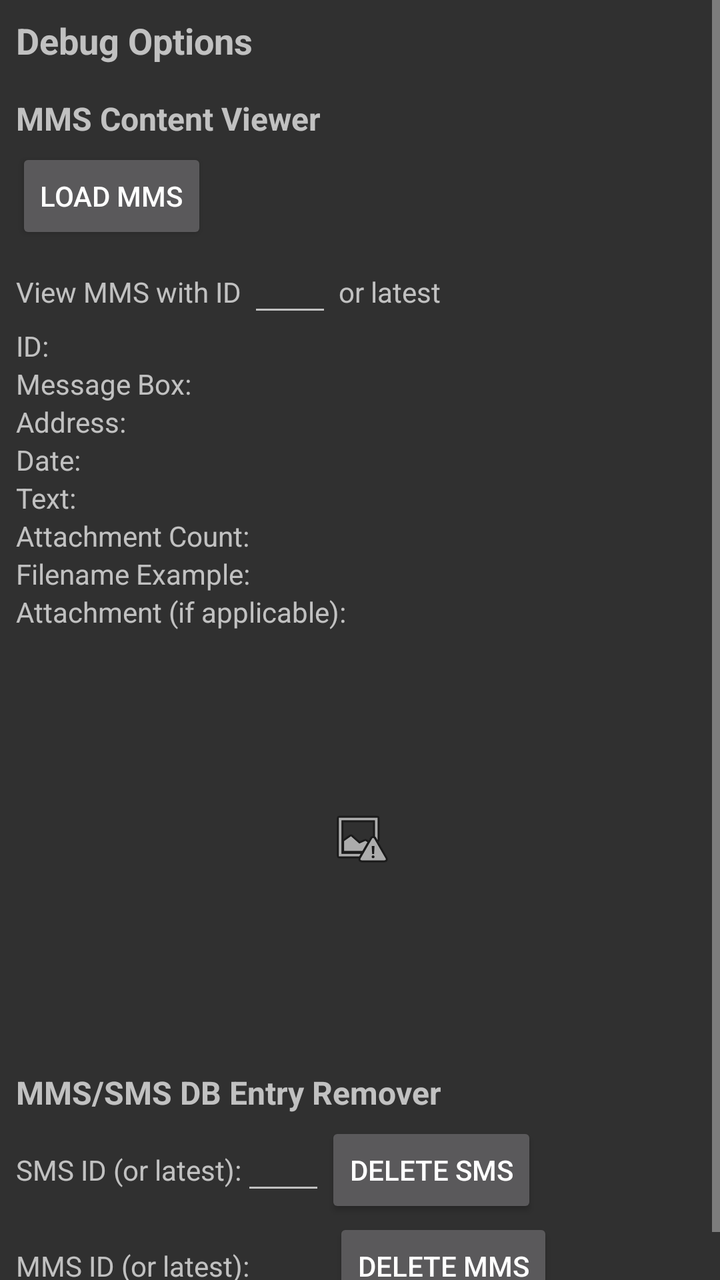
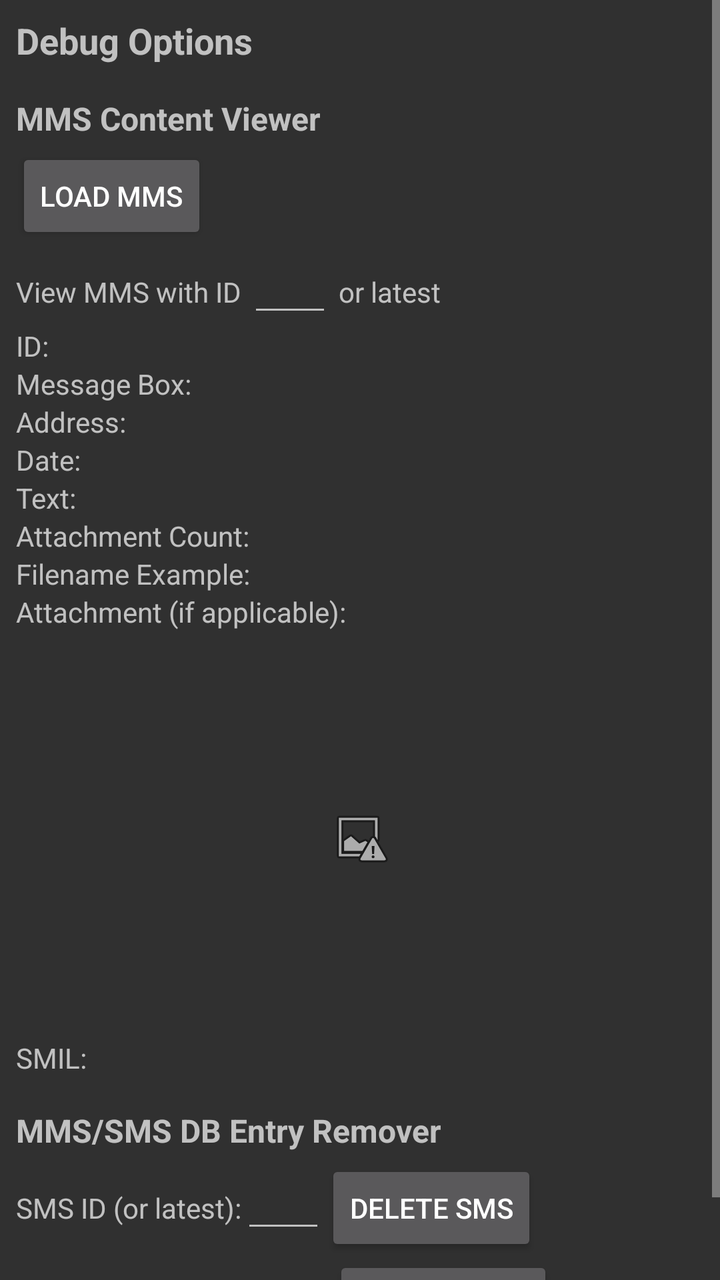

Two renders of the same Android screen: before a commit and after it. Below are the layout's source before the change and the commit's diff.
<!-- AndroidManifest.xml: application theme AppTheme -->
<!-- res/layout/activity_debug.xml -->
<?xml version="1.0" encoding="utf-8"?>
<LinearLayout xmlns:android="http://schemas.android.com/apk/res/android"
    android:layout_width="match_parent"
    android:layout_height="match_parent"
    android:orientation="vertical">

    <ScrollView
        android:layout_width="match_parent"
        android:layout_height="match_parent">

        <LinearLayout
            android:layout_width="match_parent"
            android:layout_height="match_parent"
            android:orientation="vertical"
            android:padding="8dp">

            <TextView
                android:layout_width="wrap_content"
                android:layout_height="wrap_content"
                android:text="Debug Options"
                android:textStyle="bold"
                android:textSize="18sp"/>

            <TextView
                android:layout_width="wrap_content"
                android:layout_height="wrap_content"
                android:text="MMS Content Viewer"
                android:textStyle="bold"
                android:textSize="16sp"
                android:layout_marginTop="16dp"
                android:layout_marginBottom="4dp"/>

            <Button
                android:id="@+id/loadMmsBtn"
                android:layout_width="wrap_content"
                android:layout_height="wrap_content"
                android:text="Load MMS"/>

            <android.support.v7.widget.LinearLayoutCompat
                android:layout_width="wrap_content"
                android:layout_height="wrap_content"
                android:orientation="horizontal">

                <TextView
                    android:layout_width="wrap_content"
                    android:layout_height="wrap_content"
                    android:text="View MMS with ID "
                    />

                <EditText
                    android:id="@+id/mmsIdIn"
                    android:layout_width="wrap_content"
                    android:layout_height="wrap_content"
                    android:ems="2"
                    android:inputType="number"/>

                <TextView
                    android:layout_width="wrap_content"
                    android:layout_height="wrap_content"
                    android:text=" or latest"/>

            </android.support.v7.widget.LinearLayoutCompat>

            <TextView
                android:id="@+id/mmsIdOut"
                android:layout_width="wrap_content"
                android:layout_height="wrap_content"
                android:text="ID: "/>

            <TextView
                android:id="@+id/mmsMsgboxOut"
                android:layout_width="wrap_content"
                android:layout_height="wrap_content"
                android:text="Message Box:"/>

            <TextView
                android:id="@+id/mmsAddressOut"
                android:layout_width="wrap_content"
                android:layout_height="wrap_content"
                android:text="Address: "/>

            <TextView
                android:id="@+id/mmsDateOut"
                android:layout_width="wrap_content"
                android:layout_height="wrap_content"
                android:text="Date: "/>

            <TextView
                android:id="@+id/mmsTextOut"
                android:layout_width="wrap_content"
                android:layout_height="wrap_content"
                android:text="Text: "/>

            <TextView
                android:id="@+id/mmsAtmntCountOut"
                android:layout_width="wrap_content"
                android:layout_height="wrap_content"
                android:text="Attachment Count: "/>

            <TextView
                android:id="@+id/mmsClOut"
                android:layout_width="wrap_content"
                android:layout_height="wrap_content"
                android:text="Filename Example: "/>

            <TextView
                android:layout_width="wrap_content"
                android:layout_height="wrap_content"
                android:text="Attachment (if applicable): "/>

            <ImageView
                android:id="@+id/mmsAtmntOut"
                android:layout_width="match_parent"
                android:layout_height="200dp"
                android:scaleType="centerInside"
                android:src="@android:drawable/ic_menu_report_image"
                android:layout_marginTop="4dp"/>

            <TextView
                android:layout_width="wrap_content"
                android:layout_height="wrap_content"
                android:text="MMS/SMS DB Entry Remover"
                android:textStyle="bold"
                android:textSize="16sp"
                android:layout_marginTop="16dp"
                android:layout_marginBottom="4dp"/>

            <android.support.v7.widget.LinearLayoutCompat
                android:layout_width="wrap_content"
                android:layout_height="wrap_content"
                android:orientation="horizontal">

                <TextView
                    android:layout_width="wrap_content"
                    android:layout_height="wrap_content"
                    android:text="SMS ID (or latest):"
                    />

                <EditText
                    android:id="@+id/delSmsIdIn"
                    android:layout_width="wrap_content"
                    android:layout_height="wrap_content"
                    android:ems="2"
                    android:inputType="number"/>

                <Button
                    android:id="@+id/deleteSmsBtn"
                    android:layout_width="wrap_content"
                    android:layout_height="wrap_content"
                    android:text="Delete SMS"/>

            </android.support.v7.widget.LinearLayoutCompat>

            <android.support.v7.widget.LinearLayoutCompat
                android:layout_width="wrap_content"
                android:layout_height="wrap_content"
                android:orientation="horizontal">

                <TextView
                    android:layout_width="wrap_content"
                    android:layout_height="wrap_content"
                    android:text="MMS ID (or latest):"
                    />

                <EditText
                    android:id="@+id/delMmsIdIn"
                    android:layout_width="wrap_content"
                    android:layout_height="wrap_content"
                    android:ems="2"
                    android:inputType="number"/>

                <Button
                    android:id="@+id/deleteMmsBtn"
                    android:layout_width="wrap_content"
                    android:layout_height="wrap_content"
                    android:text="Delete MMS"/>

            </android.support.v7.widget.LinearLayoutCompat>


        </LinearLayout>
    </ScrollView>
</LinearLayout>
<!-- resources referenced by this layout -->
<resources>
  <style name="AppTheme" parent="Theme.AppCompat">
          
          <item name="colorPrimary">@color/colorPrimary</item>
          <item name="colorPrimaryDark">@color/colorPrimaryDark</item>
          <item name="colorAccent">@color/colorAccent</item>
      </style>
  <color name="colorPrimary">#4F975D</color>
  <color name="colorPrimaryDark">#286632</color>
  <color name="colorAccent">#E2EDAD</color>
</resources>

<!-- the commit's change to res/layout/activity_debug.xml (unified diff, before → after) -->
@@ -117,6 +117,12 @@
                 android:layout_marginTop="4dp"/>
 
             <TextView
+                android:id="@+id/mmsSmilOut"
+                android:layout_width="wrap_content"
+                android:layout_height="wrap_content"
+                android:text="SMIL:"/>
+
+            <TextView
                 android:layout_width="wrap_content"
                 android:layout_height="wrap_content"
                 android:text="MMS/SMS DB Entry Remover"
